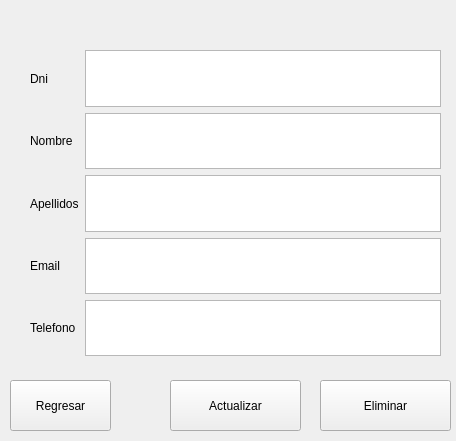
Before: the Qt Designer form ui/pantalla_actualizarEliminarCliente.ui in Damapa03/Veterinaria, drawn with Qt 5.
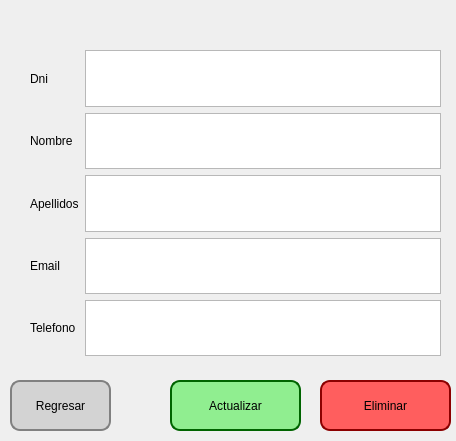
After: the same form once the commit is applied.

What changed in the file:
```diff
--- a/ui/pantalla_actualizarEliminarCliente.ui
+++ b/ui/pantalla_actualizarEliminarCliente.ui
@@ -84,6 +84,24 @@
      <height>51</height>
     </rect>
    </property>
+   <property name="styleSheet">
+    <string notr="true">QPushButton {
+    background-color: lightgreen;
+    color: Black;
+    border: 2px solid #006400;
+    border-radius: 10px;
+    padding: 5px;
+}
+
+QPushButton:hover {
+    background-color: #00b300;
+}
+
+QPushButton:pressed {
+    background-color: #004d00;
+}
+</string>
+   </property>
    <property name="text">
     <string>Actualizar</string>
    </property>
@@ -97,6 +115,24 @@
      <height>51</height>
     </rect>
    </property>
+   <property name="styleSheet">
+    <string notr="true">QPushButton {
+    background-color: #ff5e5e;
+    color: black;
+    border: 2px solid #8B0000;
+    border-radius: 10px;
+    padding: 5px;
+}
+
+QPushButton:hover {
+    background-color: #df5252;
+}
+
+QPushButton:pressed {
+    background-color: #cc0000;
+}
+</string>
+   </property>
    <property name="text">
     <string>Eliminar</string>
    </property>
@@ -110,6 +146,24 @@
      <height>51</height>
     </rect>
    </property>
+   <property name="styleSheet">
+    <string notr="true">QPushButton {
+    background-color: lightgray;
+    color: black;
+    border: 2px solid gray;
+    border-radius: 10px;
+    padding: 5px;
+}
+
+QPushButton:hover {
+    background-color: silver;
+}
+
+QPushButton:pressed {
+    background-color: darkgray;
+}
+</string>
+   </property>
    <property name="text">
     <string>Regresar</string>
    </property>
```
